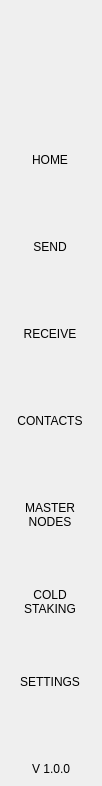
Old version of the form src/qt/pny/forms/navmenuwidget.ui in the repository decenomy/PNY.
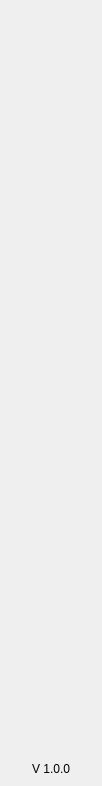
New version of the form.

What changed in the file:
```diff
--- a/src/qt/pny/forms/navmenuwidget.ui
+++ b/src/qt/pny/forms/navmenuwidget.ui
@@ -167,8 +167,7 @@
              </size>
             </property>
             <property name="text">
-             <string>HOME
-</string>
+             <string/>
             </property>
             <property name="iconSize">
              <size>
@@ -196,8 +195,7 @@
              </size>
             </property>
             <property name="text">
-             <string>SEND
-</string>
+             <string/>
             </property>
             <property name="iconSize">
              <size>
@@ -222,8 +220,7 @@
              </size>
             </property>
             <property name="text">
-             <string>RECEIVE
-</string>
+             <string/>
             </property>
             <property name="checkable">
              <bool>true</bool>
@@ -242,8 +239,7 @@
              </size>
             </property>
             <property name="text">
-             <string>CONTACTS
-</string>
+             <string/>
             </property>
             <property name="iconSize">
              <size>
@@ -268,8 +264,7 @@
              </size>
             </property>
             <property name="text">
-             <string>MASTER
-NODES</string>
+             <string/>
             </property>
             <property name="iconSize">
              <size>
@@ -294,8 +289,7 @@
              </size>
             </property>
             <property name="text">
-             <string>COLD
-STAKING</string>
+             <string/>
             </property>
             <property name="iconSize">
              <size>
@@ -320,8 +314,7 @@
              </size>
             </property>
             <property name="text">
-             <string>SETTINGS
-</string>
+             <string/>
             </property>
             <property name="iconSize">
              <size>
```
